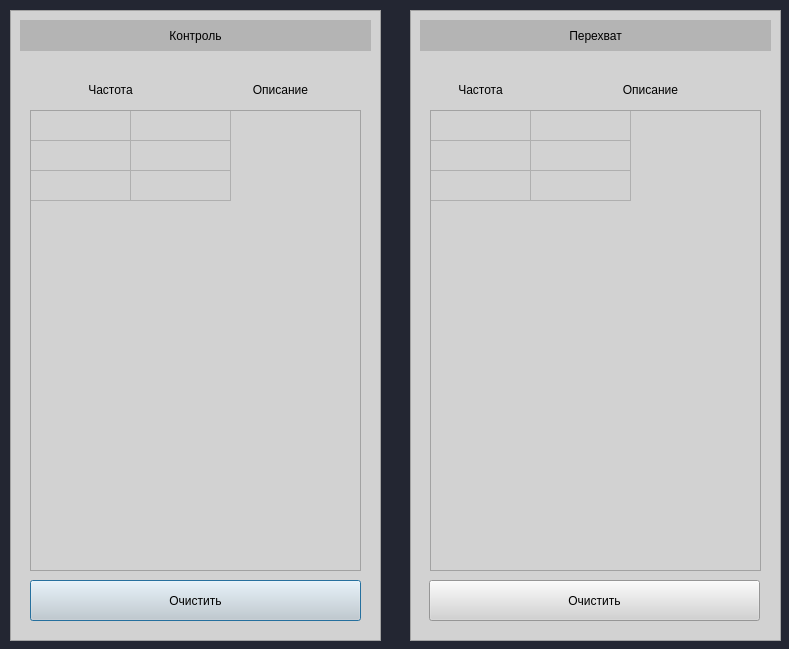
Old version of the form qt/frequencies.ui in the repository Alexey-Nikolaevic-B/pokazuha.
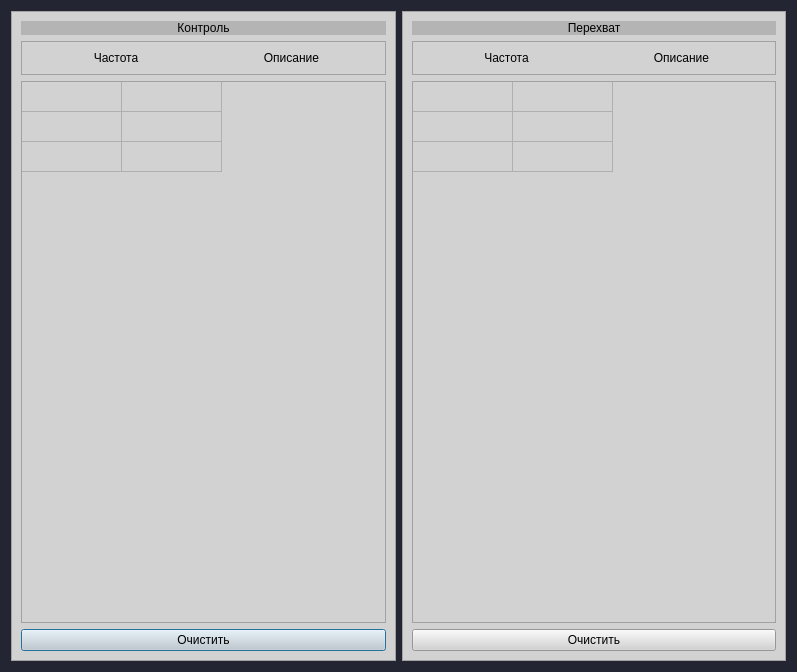
New version of the form.

```diff
--- a/qt/frequencies.ui
+++ b/qt/frequencies.ui
@@ -6,8 +6,8 @@
    <rect>
     <x>0</x>
     <y>0</y>
-    <width>789</width>
-    <height>649</height>
+    <width>797</width>
+    <height>672</height>
    </rect>
   </property>
   <property name="windowTitle">
@@ -16,15 +16,9 @@
   <property name="styleSheet">
    <string notr="true">background-color: rgb(35,38,50)</string>
   </property>
+  <layout class="QHBoxLayout" name="horizontalLayout">
+   <item>
   <widget class="QFrame" name="frame">
-   <property name="geometry">
-    <rect>
-     <x>10</x>
-     <y>10</y>
-     <width>371</width>
-     <height>631</height>
-    </rect>
-   </property>
    <property name="styleSheet">
     <string notr="true">background-color: rgb(210, 210, 210)</string>
    </property>
@@ -34,104 +28,9 @@
    <property name="frameShadow">
     <enum>QFrame::Plain</enum>
    </property>
-   <widget class="QTableWidget" name="t_control">
-    <property name="geometry">
-     <rect>
-      <x>20</x>
-      <y>100</y>
-      <width>331</width>
-      <height>461</height>
-     </rect>
-    </property>
-    <attribute name="horizontalHeaderVisible">
-     <bool>false</bool>
-    </attribute>
-    <attribute name="verticalHeaderVisible">
-     <bool>false</bool>
-    </attribute>
-    <row>
-     <property name="text">
-      <string>New Row</string>
-     </property>
-    </row>
-    <row>
-     <property name="text">
-      <string>New Row</string>
-     </property>
-    </row>
-    <row>
-     <property name="text">
-      <string>New Row</string>
-     </property>
-    </row>
-    <column>
-     <property name="text">
-      <string>Частота</string>
-     </property>
-    </column>
-    <column>
-     <property name="text">
-      <string>Описание</string>
-     </property>
-    </column>
-   </widget>
-   <widget class="QPushButton" name="btn_clear_1">
-    <property name="geometry">
-     <rect>
-      <x>20</x>
-      <y>570</y>
-      <width>331</width>
-      <height>41</height>
-     </rect>
-    </property>
-    <property name="styleSheet">
-     <string notr="true">font: 11pt &quot;MS Shell Dlg 2&quot;;</string>
-    </property>
-    <property name="text">
-     <string>Очистить</string>
-    </property>
-   </widget>
-   <widget class="QLabel" name="label_4">
-    <property name="geometry">
-     <rect>
-      <x>20</x>
-      <y>70</y>
-      <width>161</width>
-      <height>20</height>
-     </rect>
-    </property>
-    <property name="text">
-     <string>Частота</string>
-    </property>
-    <property name="alignment">
-     <set>Qt::AlignCenter</set>
-    </property>
-   </widget>
-   <widget class="QLabel" name="label_5">
-    <property name="geometry">
-     <rect>
-      <x>190</x>
-      <y>70</y>
-      <width>161</width>
-      <height>20</height>
-     </rect>
-    </property>
-    <property name="text">
-     <string>Описание</string>
-    </property>
-    <property name="alignment">
-     <set>Qt::AlignCenter</set>
-    </property>
-   </widget>
+     <layout class="QVBoxLayout" name="verticalLayout_2">
+      <item>
    <widget class="QLabel" name="label_8">
-    <property name="geometry">
-     <rect>
-      <x>10</x>
-      <y>10</y>
-      <width>351</width>
-      <height>31</height>
-     </rect>
-    </property>
     <property name="styleSheet">
      <string notr="true">background-color: rgb(180, 180, 180);
 font: 15pt &quot;MS Shell Dlg 2&quot;;</string>
@@ -143,16 +42,89 @@
      <set>Qt::AlignCenter</set>
     </property>
    </widget>
-  </widget>
+      </item>
+      <item>
+       <widget class="QFrame" name="frame_3">
+        <property name="frameShape">
+         <enum>QFrame::StyledPanel</enum>
+        </property>
+        <property name="frameShadow">
+         <enum>QFrame::Raised</enum>
+        </property>
+        <layout class="QHBoxLayout" name="horizontalLayout_2">
+         <item>
+          <widget class="QLabel" name="label_4">
+           <property name="text">
+            <string>Частота</string>
+           </property>
+           <property name="alignment">
+            <set>Qt::AlignCenter</set>
+           </property>
+          </widget>
+         </item>
+         <item>
+          <widget class="QLabel" name="label_5">
+           <property name="text">
+            <string>Описание</string>
+           </property>
+           <property name="alignment">
+            <set>Qt::AlignCenter</set>
+           </property>
+          </widget>
+         </item>
+        </layout>
+       </widget>
+      </item>
+      <item>
+       <widget class="QTableWidget" name="t_control">
+        <attribute name="horizontalHeaderVisible">
+         <bool>false</bool>
+        </attribute>
+        <attribute name="verticalHeaderVisible">
+         <bool>false</bool>
+        </attribute>
+        <row>
+         <property name="text">
+          <string>New Row</string>
+         </property>
+        </row>
+        <row>
+         <property name="text">
+          <string>New Row</string>
+         </property>
+        </row>
+        <row>
+         <property name="text">
+          <string>New Row</string>
+         </property>
+        </row>
+        <column>
+         <property name="text">
+          <string>Частота</string>
+         </property>
+        </column>
+        <column>
+         <property name="text">
+          <string>Описание</string>
+         </property>
+        </column>
+       </widget>
+      </item>
+      <item>
+       <widget class="QPushButton" name="btn_clear_1">
+        <property name="styleSheet">
+         <string notr="true">font: 11pt &quot;MS Shell Dlg 2&quot;;</string>
+        </property>
+        <property name="text">
+         <string>Очистить</string>
+        </property>
+       </widget>
+      </item>
+     </layout>
+    </widget>
+   </item>
+   <item>
   <widget class="QFrame" name="frame_2">
-   <property name="geometry">
-    <rect>
-     <x>410</x>
-     <y>10</y>
-     <width>371</width>
-     <height>631</height>
-    </rect>
-   </property>
    <property name="styleSheet">
     <string notr="true">background-color: rgb(210, 210, 210)</string>
    </property>
@@ -162,47 +134,9 @@
    <property name="frameShadow">
     <enum>QFrame::Plain</enum>
    </property>
-   <widget class="QPushButton" name="btn_clear_2">
-    <property name="geometry">
-     <rect>
-      <x>19</x>
-      <y>570</y>
-      <width>331</width>
-      <height>41</height>
-     </rect>
-    </property>
-    <property name="styleSheet">
-     <string notr="true">font: 11pt &quot;MS Shell Dlg 2&quot;;</string>
-    </property>
-    <property name="text">
-     <string>Очистить</string>
-    </property>
-   </widget>
-   <widget class="QLabel" name="label_6">
-    <property name="geometry">
-     <rect>
-      <x>20</x>
-      <y>70</y>
-      <width>101</width>
-      <height>20</height>
-     </rect>
-    </property>
-    <property name="text">
-     <string>Частота</string>
-    </property>
-    <property name="alignment">
-     <set>Qt::AlignCenter</set>
-    </property>
-   </widget>
+     <layout class="QVBoxLayout" name="verticalLayout">
+      <item>
    <widget class="QLabel" name="label_7">
-    <property name="geometry">
-     <rect>
-      <x>10</x>
-      <y>10</y>
-      <width>351</width>
-      <height>31</height>
-     </rect>
-    </property>
     <property name="styleSheet">
      <string notr="true">background-color: rgb(180, 180, 180);
 font: 15pt &quot;MS Shell Dlg 2&quot;;</string>
@@ -214,15 +148,28 @@
      <set>Qt::AlignCenter</set>
     </property>
    </widget>
+      </item>
+      <item>
+       <widget class="QFrame" name="frame_4">
+        <property name="frameShape">
+         <enum>QFrame::StyledPanel</enum>
+        </property>
+        <property name="frameShadow">
+         <enum>QFrame::Raised</enum>
+        </property>
+        <layout class="QHBoxLayout" name="horizontalLayout_3">
+         <item>
+          <widget class="QLabel" name="label_6">
+           <property name="text">
+            <string>Частота</string>
+           </property>
+           <property name="alignment">
+            <set>Qt::AlignCenter</set>
+           </property>
+          </widget>
+         </item>
+         <item>
    <widget class="QLabel" name="label_9">
-    <property name="geometry">
-     <rect>
-      <x>130</x>
-      <y>70</y>
-      <width>221</width>
-      <height>20</height>
-     </rect>
-    </property>
     <property name="text">
      <string>Описание</string>
     </property>
@@ -230,15 +177,12 @@
      <set>Qt::AlignCenter</set>
     </property>
    </widget>
+         </item>
+        </layout>
+       </widget>
+      </item>
+      <item>
    <widget class="QTableWidget" name="t_zapret_2">
-    <property name="geometry">
-     <rect>
-      <x>20</x>
-      <y>100</y>
-      <width>331</width>
-      <height>461</height>
-     </rect>
-    </property>
     <property name="sizeAdjustPolicy">
      <enum>QAbstractScrollArea::AdjustToContents</enum>
     </property>
@@ -280,7 +224,21 @@
      </property>
     </column>
    </widget>
-  </widget>
+      </item>
+      <item>
+       <widget class="QPushButton" name="btn_clear_2">
+        <property name="styleSheet">
+         <string notr="true">font: 11pt &quot;MS Shell Dlg 2&quot;;</string>
+        </property>
+        <property name="text">
+         <string>Очистить</string>
+        </property>
+       </widget>
+      </item>
+     </layout>
+    </widget>
+   </item>
+  </layout>
  </widget>
  <resources/>
  <connections/>
```
Lines whose indentation alone changed are shown as unchanged.
